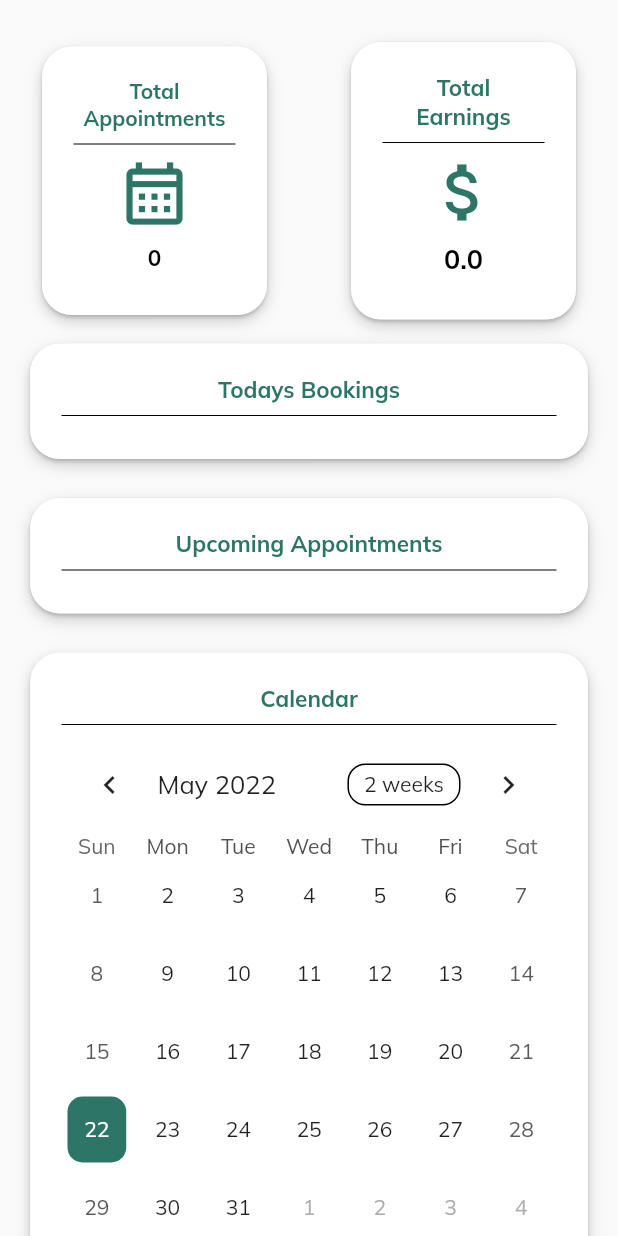
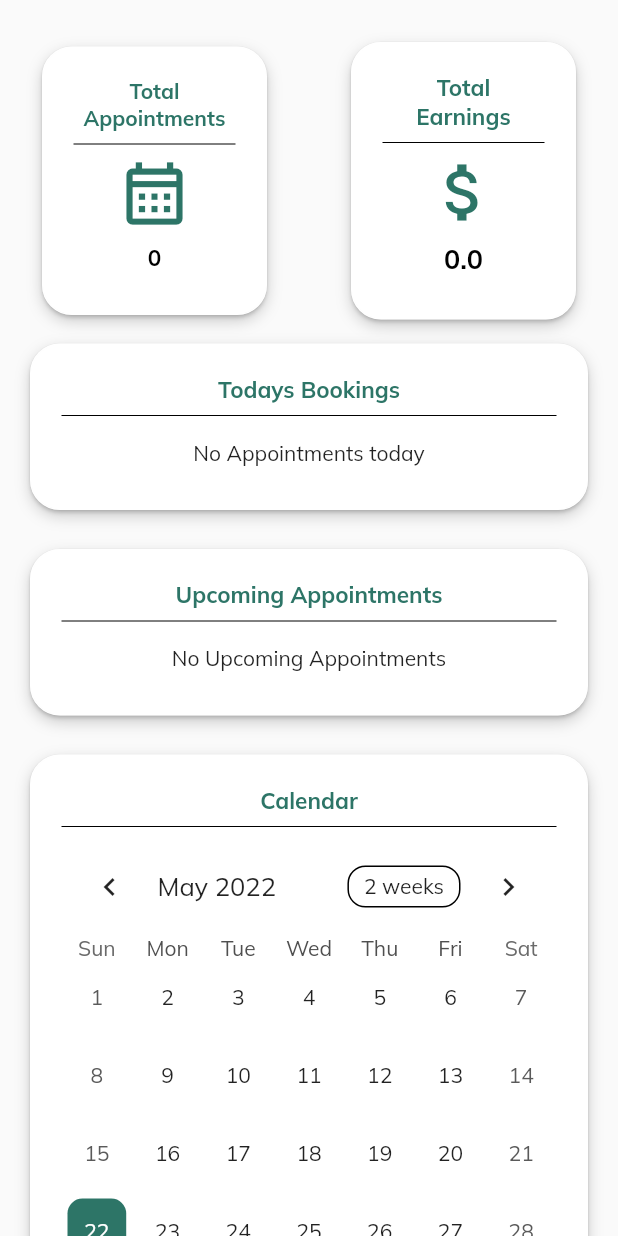
Before and after one commit to yousaf530/Helpex_App, a Flutter app: the AdvisorDashboard screen opened directly, on a phone screen of 412 x 824 dp. Run offline on Flutter 3.47's test engine with Material 2 defaults, Android fonts, the phone set to English and light mode, and no system bars; drawn by our look-alikes of table_calendar; our stand-ins replace cloud_firestore, date_field, email_validator, firebase_auth, firebase_core, firebase_storage and 5 more; missing offline and left inert: images_picker; accounts and stored records are empty.

Commit message:
List Builder and Indexes

```diff
--- a/helpex/lib/screens/Advisor/dashboard.dart
+++ b/helpex/lib/screens/Advisor/dashboard.dart
@@ -202,6 +202,8 @@ class _AdvisorDashboardState extends State<AdvisorDashboard> {
                               StreamBuilder<QuerySnapshot>(
                                 stream: FirebaseFirestore.instance
                                     .collection("Appointments")
+                                    .where("advisorUid",
+                                        isEqualTo: currentUser.uid)
                                     .where("date",
                                         isEqualTo: DateFormat("dd-MM-yyy")
                                             .format(DateTime.now()))
@@ -219,6 +221,14 @@ class _AdvisorDashboardState extends State<AdvisorDashboard> {
                                     return SizedBox(
                                         child: CircularProgressIndicator());
                                   }
+                                  if (snapshot.data!.docs.isEmpty) {
+                                    return Padding(
+                                      padding: const EdgeInsets.all(8.0),
+                                      child: SizedBox(
+                                          child: Text("No Appointments today")),
+                                    );
+                                  }
+
                                   final data = snapshot.requireData;
 
                                   return ListView.builder(
@@ -266,6 +276,8 @@ class _AdvisorDashboardState extends State<AdvisorDashboard> {
                                 StreamBuilder<QuerySnapshot>(
                                   stream: FirebaseFirestore.instance
                                       .collection("Appointments")
+                                      .where("advisorUid",
+                                          isEqualTo: currentUser.uid)
                                       .where("date",
                                           isGreaterThan: DateFormat("dd-MM-yyy")
                                               .format(DateTime.now()))
@@ -282,6 +294,15 @@ class _AdvisorDashboardState extends State<AdvisorDashboard> {
                                         ConnectionState.waiting) {
                                       return SizedBox(
                                           child: CircularProgressIndicator());
+                                    }
+
+                                    if (snapshot.data!.docs.isEmpty) {
+                                      return Padding(
+                                        padding: const EdgeInsets.all(8.0),
+                                        child: SizedBox(
+                                            child: Text(
+                                                "No Upcoming Appointments")),
+                                      );
                                     }
                                     final data = snapshot.requireData;
 
--- a/helpex/lib/screens/Advisor/profile.dart
+++ b/helpex/lib/screens/Advisor/profile.dart
@@ -1,3 +1,5 @@
+// ignore_for_file: prefer_const_constructors
+
 import 'package:cloud_firestore/cloud_firestore.dart';
 import 'package:flutter/material.dart';
 import 'package:flutter_rating_bar/flutter_rating_bar.dart';
```
Also changed, not shown: helpex/lib/screens/Advisor/appointments_tab.dart (+22 -1 lines), helpex/lib/screens/Advisor/notification.dart (+28 -10 lines).
